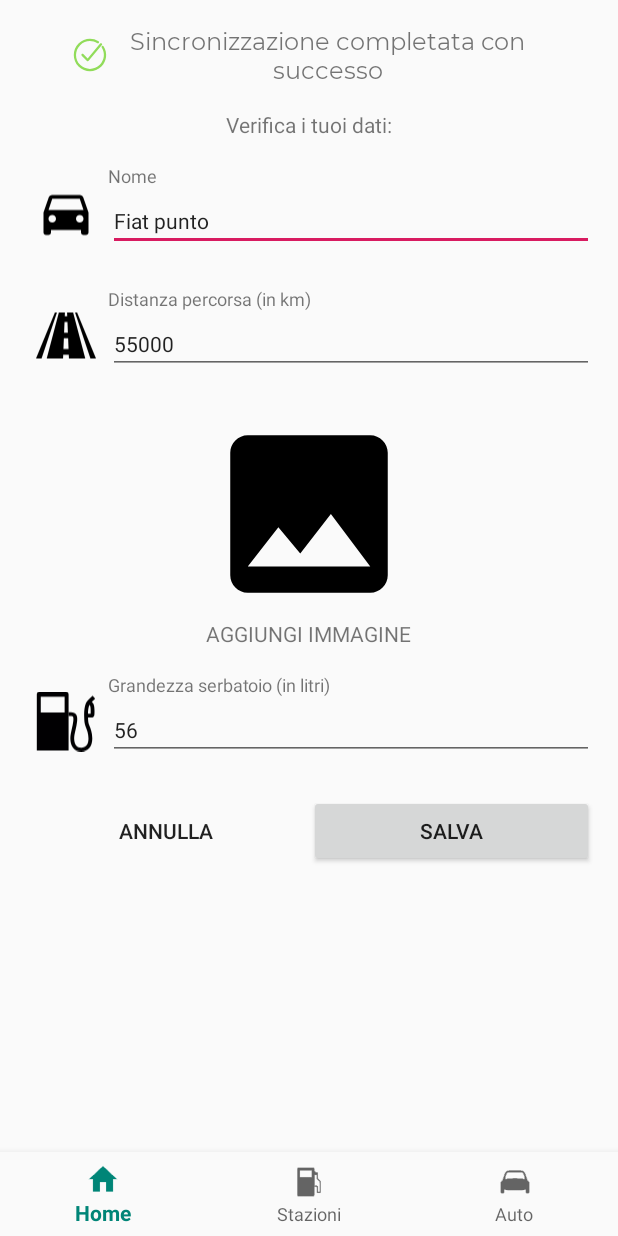
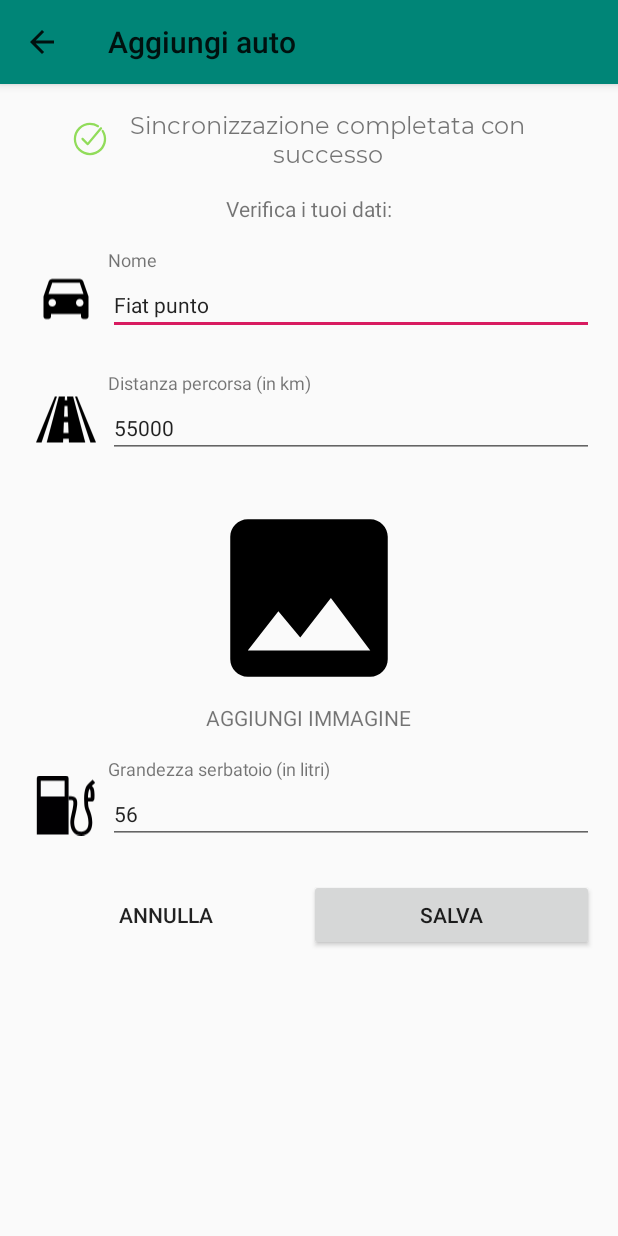
Before and after one commit to conema/BenzinApp, an Android app: the SyncedCar screen opened directly, with no data from a screen before it, on a phone screen of 412 x 824 dp. Run offline under Robolectric (Android 15) with nearby library versions, the phone set to English and light mode, and no system bars.

Commit message:
Topbar single car, add car, fav in home

```diff
--- a/app/src/main/java/me/conema/benzinapp/SyncedCar.java
+++ b/app/src/main/java/me/conema/benzinapp/SyncedCar.java
@@ -16,6 +16,7 @@ import android.support.v4.app.ActivityCompat;
 import android.support.v4.content.ContextCompat;
 import android.support.v7.app.AppCompatActivity;
 import android.os.Bundle;
+import android.support.v7.widget.Toolbar;
 import android.util.Log;
 import android.view.View;
 import android.widget.Button;
@@ -45,10 +46,20 @@ public class SyncedCar extends AppCompatActivity {
     protected void onCreate(Bundle savedInstanceState) {
         super.onCreate(savedInstanceState);
         setContentView(R.layout.activity_synced_car);
-        carText = (EditText) findViewById(R.id.carEditText);
-        fuelText = (EditText) findViewById(R.id.fuelEditText);
-        roadText = (EditText) findViewById(R.id.roadEditText);
-        fuelEditText = (EditText) findViewById(R.id.fuelEditText);
+
+        Toolbar myToolbar = findViewById(R.id.single_car_toolbar);
+        myToolbar.setTitle("Aggiungi auto");
+        setSupportActionBar(myToolbar);
+
+        //Serve per visualizzare il tasto indietro
+        this.getSupportActionBar().setDisplayHomeAsUpEnabled(true);
+        this.getSupportActionBar().setDisplayShowHomeEnabled(true);
+
+
+        carText = findViewById(R.id.carEditText);
+        fuelText = findViewById(R.id.fuelEditText);
+        roadText = findViewById(R.id.roadEditText);
+        fuelEditText = findViewById(R.id.fuelEditText);
         imgPicker = findViewById(R.id.imgButton);
         saveButton = findViewById(R.id.saveButton);
         deleteButton = findViewById(R.id.deleteButton);
@@ -285,4 +296,10 @@ public class SyncedCar extends AppCompatActivity {
 
         }
     }
+
+    @Override
+    public boolean onSupportNavigateUp() {
+        onBackPressed();
+        return true;
+    }
 }
--- a/app/src/main/res/layout/activity_synced_car.xml
+++ b/app/src/main/res/layout/activity_synced_car.xml
@@ -13,6 +13,21 @@
         android:layout_height="wrap_content"
         app:layout_constraintStart_toStartOf="parent"
         app:layout_constraintTop_toTopOf="parent">
+
+        <LinearLayout
+            android:layout_width="match_parent"
+            android:layout_height="match_parent"
+            android:orientation="vertical">
+
+            <android.support.v7.widget.Toolbar
+                android:id="@+id/single_car_toolbar"
+                android:layout_width="match_parent"
+                android:layout_height="?attr/actionBarSize"
+                android:background="?attr/colorPrimary"
+                android:elevation="4dp"
+                android:theme="@style/ThemeOverlay.AppCompat.ActionBar"
+                app:popupTheme="@style/ThemeOverlay.AppCompat.Light" />
+
 
             <LinearLayout
                 android:layout_width="match_parent"
@@ -177,15 +192,6 @@
                         android:text="salva" />
                 </LinearLayout>
             </LinearLayout>
+        </LinearLayout>
     </ScrollView>
-
-    <android.support.design.widget.BottomNavigationView
-        android:id="@+id/navigation"
-        android:layout_width="0dp"
-        android:layout_height="wrap_content"
-        android:background="?android:attr/windowBackground"
-        app:layout_constraintBottom_toBottomOf="parent"
-        app:layout_constraintLeft_toLeftOf="parent"
-        app:layout_constraintRight_toRightOf="parent"
-        app:menu="@menu/navigation" />
 </android.support.constraint.ConstraintLayout>
```
Also changed, not shown: app/src/main/java/me/conema/benzinapp/CarSync.java (+17 -2 lines), app/src/main/java/me/conema/benzinapp/HomeFragment.java (+31 -2 lines), app/src/main/java/me/conema/benzinapp/SingleCar.java (+73 -0 lines), app/src/main/java/me/conema/benzinapp/SingleStation.java (+8 -5 lines), app/src/main/res/layout/activity_car_sync.xml (+17 -2 lines). Lines whose indentation alone changed are shown as unchanged.
